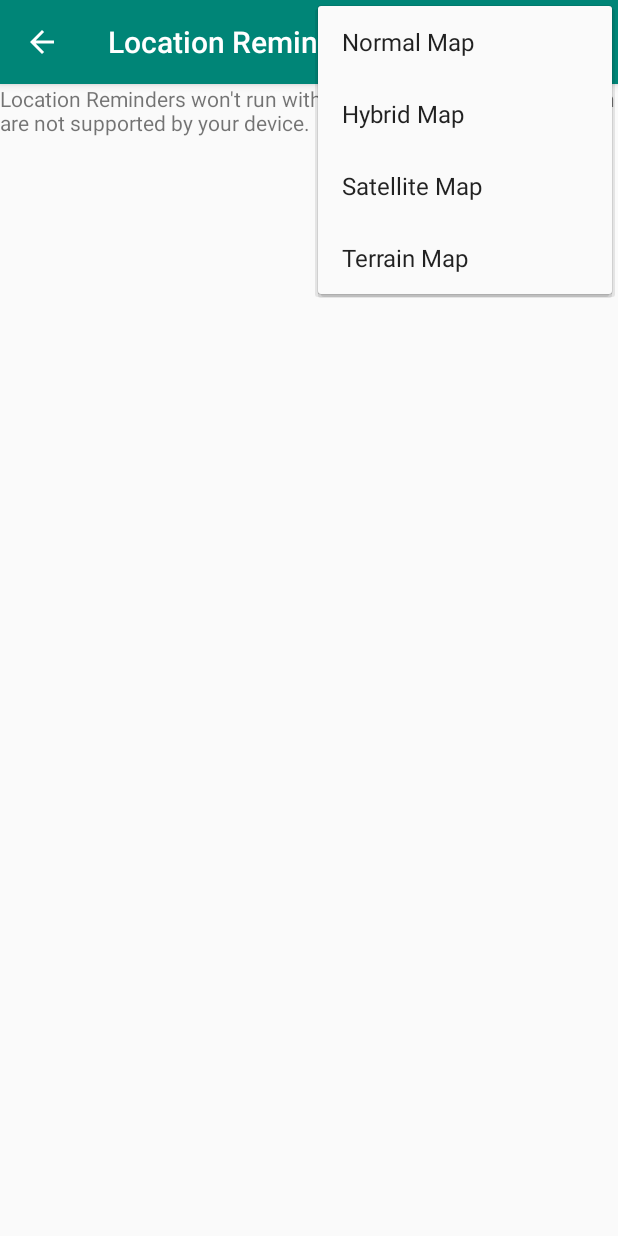
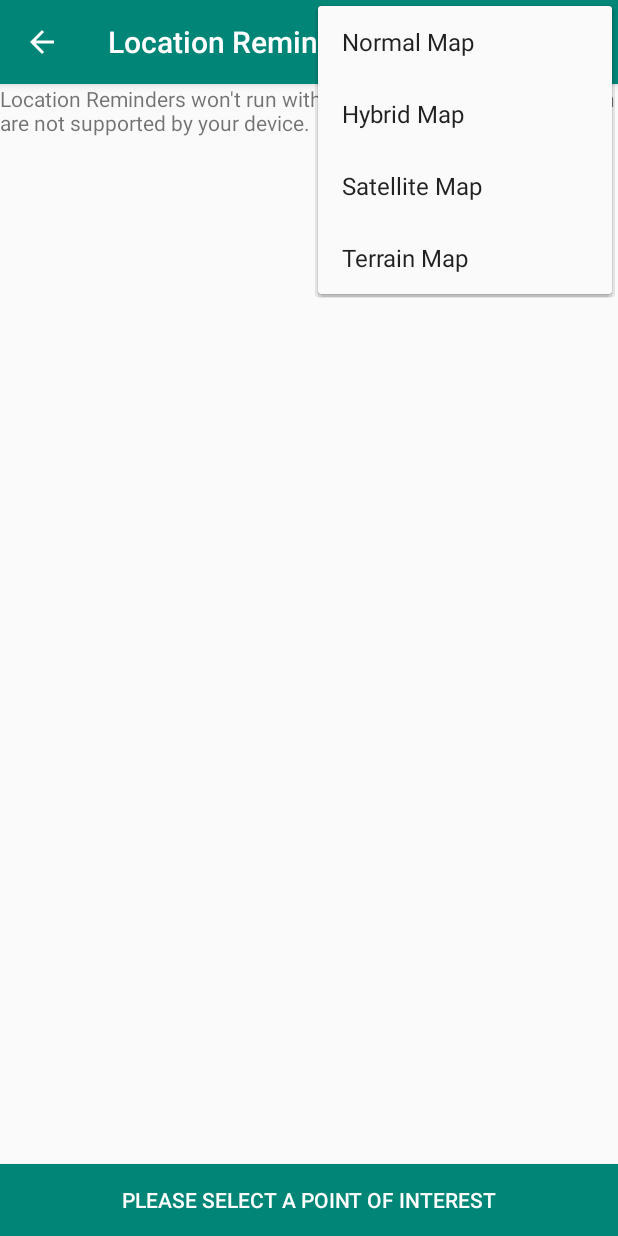
Before and after one commit to msbazzik/LocationReminder, an Android app: the SelectLocationFragment screen opened through its navigation route, with the options menu open, on a phone screen of 412 x 824 dp. Run offline under Robolectric (Android 15) with nearby library versions, the phone set to English and light mode, and no system bars; our stand-ins replace Firebase (no records; nobody signed in at launch, a user with empty details on screens opened directly), data binding; libraries missing offline, so code that uses them is left out: androidx.test.espresso, com.firebase.ui; 5 statements that could not run were skipped.

```diff
--- a/app/src/main/java/com/udacity/project4/locationreminders/savereminder/SaveReminderViewModel.kt
+++ b/app/src/main/java/com/udacity/project4/locationreminders/savereminder/SaveReminderViewModel.kt
@@ -83,10 +83,6 @@ class SaveReminderViewModel(val app: Application, val dataSource: ReminderDataSo
         return true
     }
 
-    fun askUserToSelectLocation() {
-        showToast.value = app.getString(R.string.select_poi)
-    }
-
     fun savePoi(poi: PointOfInterest) {
         selectedPOI.value = poi
         navigationCommand.value = NavigationCommand.Back
--- a/app/src/main/res/layout/fragment_select_location.xml
+++ b/app/src/main/res/layout/fragment_select_location.xml
@@ -25,10 +25,9 @@
             android:id="@+id/save_button"
             android:layout_width="0dp"
             android:layout_height="wrap_content"
-            android:text="@string/save"
+            android:text="@string/select_poi"
             android:textColor="@color/white"
-            android:background="@color/colorAccent"
-            android:visibility="gone"
+            android:background="@color/colorPrimary"
             tools:layout_editor_absoluteX="202dp"
             tools:layout_editor_absoluteY="678dp"
             app:layout_constraintStart_toStartOf="parent"
```
Also changed, not shown: app/src/main/java/com/udacity/project4/locationreminders/savereminder/selectreminderlocation/SelectLocationFragment.kt (+4 -4 lines).
